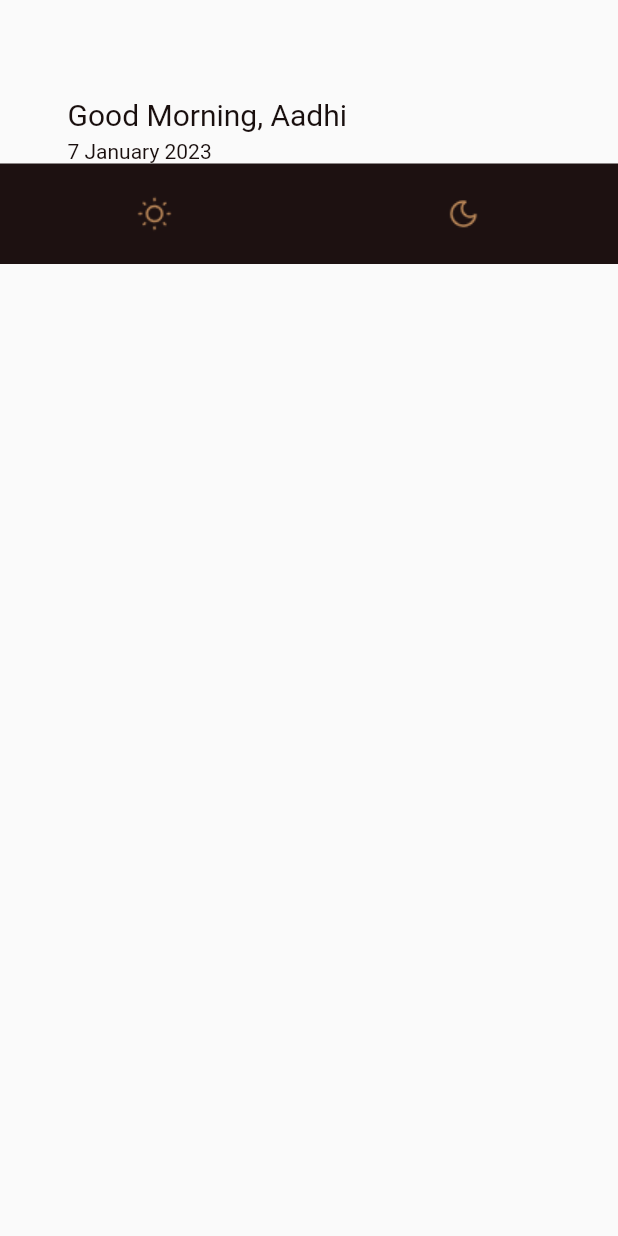
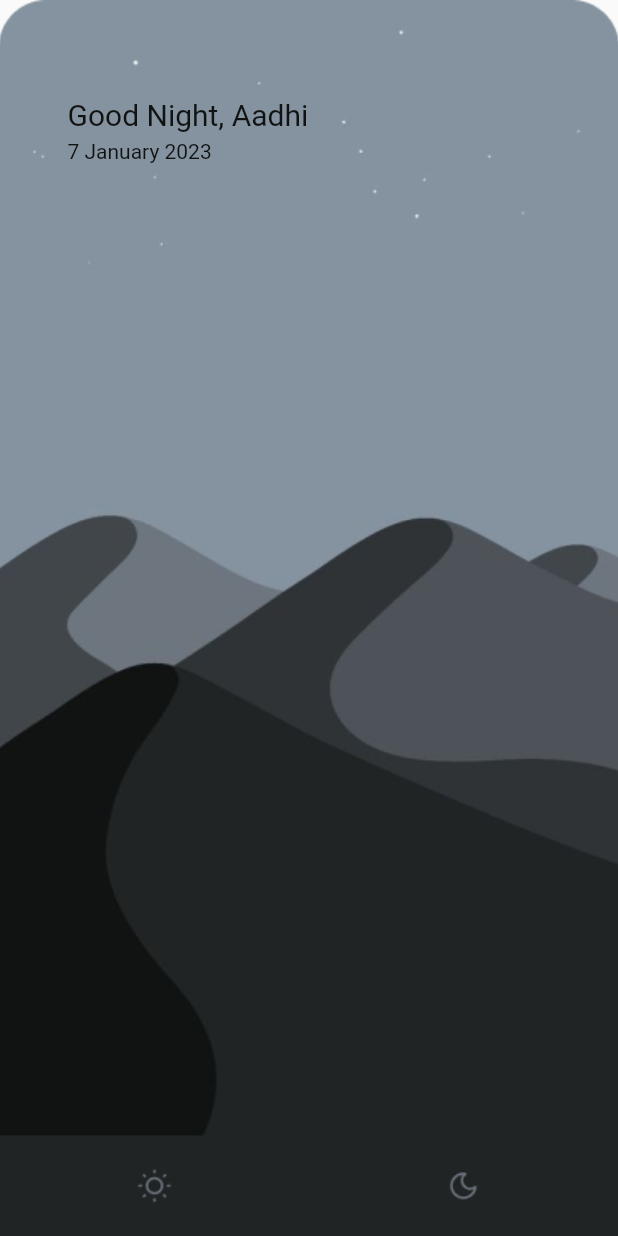
Before and after one commit to aadhavanpl/day-cycle-app, a Flutter app: the screen it shows after launch, on a phone screen of 412 x 824 dp. Run offline on Flutter 3.47's test engine with Material 2 defaults, Android fonts, the phone set to English and light mode, and no system bars; Roboto replaces fonts that are missing (Poppins).

Commit message:
layout done

```diff
--- a/lib/main.dart
+++ b/lib/main.dart
@@ -1,11 +1,11 @@
 import 'package:flutter/material.dart';
-import 'package:flutter/services.dart';
+// import 'package:flutter/services.dart';
 
 void main() {
-  WidgetsFlutterBinding.ensureInitialized();
-  SystemChrome.setEnabledSystemUIMode(SystemUiMode.manual, overlays: []);
+  // WidgetsFlutterBinding.ensureInitialized();
+  // SystemChrome.setEnabledSystemUIMode(SystemUiMode.manual, overlays: []);
   runApp(MaterialApp(
-    home: Morning(),
+    home: Night(),
   ));
 }
 
@@ -14,9 +14,7 @@ class Morning extends StatelessWidget {
   Widget build(BuildContext context) {
     double widthOfScreen = MediaQuery.of(context).size.width;
     return Scaffold(
-      body: Column(
-        children: [
-          Stack(
+      body: Stack(
         children: [
           Container(
             decoration: BoxDecoration(
@@ -49,7 +47,75 @@ class Morning extends StatelessWidget {
               crossAxisAlignment: CrossAxisAlignment.start,
             ),
           ),
+          Align(
+            alignment: Alignment.bottomCenter,
+            child: Container(
+              height: 67,
+              width: widthOfScreen,
+              child: Row(
+                children: [
+                  SizedBox(
+                    child: IconButton(
+                      onPressed: () {},
+                      icon: Image.asset('assets/images/sun_morning.png'),
+                    ),
+                    width: widthOfScreen / 2,
+                  ),
+                  SizedBox(
+                    child: IconButton(
+                      onPressed: () {},
+                      icon: Image.asset('assets/images/moon_morning.png'),
+                    ),
+                    width: widthOfScreen / 2,
+                  ),
                 ],
+              ),
+              color: Color(0xff1D1111),
+            ),
+          )
+        ],
+      ),
+    );
+  }
+}
+
+class Night extends StatelessWidget {
+  @override
+  Widget build(BuildContext context) {
+    double widthOfScreen = MediaQuery.of(context).size.width;
+    return Scaffold(
+      body: Stack(
+        children: [
+          Container(
+            decoration: BoxDecoration(
+                image: DecorationImage(
+                    image: AssetImage("assets/images/night.png"),
+                    fit: BoxFit.cover)),
+          ),
+          Padding(
+            padding: const EdgeInsets.fromLTRB(45, 65, 0, 0),
+            child: Column(
+              children: [
+                const Text(
+                  'Good Night, Aadhi',
+                  style: TextStyle(
+                      fontSize: 20.0,
+                      color: Color(0xff111312),
+                      fontFamily: 'Poppins'),
+                ),
+                const Padding(
+                  padding: EdgeInsets.fromLTRB(0, 5, 0, 0),
+                  child: Text(
+                    '7 January 2023',
+                    style: TextStyle(
+                        fontSize: 14.0,
+                        color: Color(0xff111312),
+                        fontFamily: 'Poppins'),
+                  ),
+                )
+              ],
+              crossAxisAlignment: CrossAxisAlignment.start,
+            ),
           ),
           Align(
             alignment: Alignment.bottomCenter,
@@ -61,28 +127,24 @@ class Morning extends StatelessWidget {
                   SizedBox(
                     child: IconButton(
                       onPressed: () {},
-                      icon: Image.asset('assets/images/sun.png'),
+                      icon: Image.asset('assets/images/sun_night.png'),
                     ),
                     width: widthOfScreen / 2,
                   ),
                   SizedBox(
                     child: IconButton(
                       onPressed: () {},
-                      icon: Image.asset('assets/images/moon.png'),
+                      icon: Image.asset('assets/images/moon_night.png'),
                     ),
                     width: widthOfScreen / 2,
                   ),
                 ],
               ),
-              color: Color(0xff1D1111),
+              color: Color(0xff202425),
             ),
           )
         ],
       ),
-      // bottomNavigationBar: BottomNavigationBar(items: [
-      //   BottomNavigationBarItem(icon: Image.asset('assets/images/morning.png')),
-      //   BottomNavigationBarItem(icon: Image.asset('assets/images/night.png'))
-      // ]),
     );
   }
 }
```
Also changed, not shown: assets/images/moon_morning.png (renamed from assets/images/moon.png), assets/images/moon_night.png (added), assets/images/sun_morning.png (renamed from assets/images/sun.png), assets/images/sun_night.png (added). Lines whose indentation alone changed are shown as unchanged.
